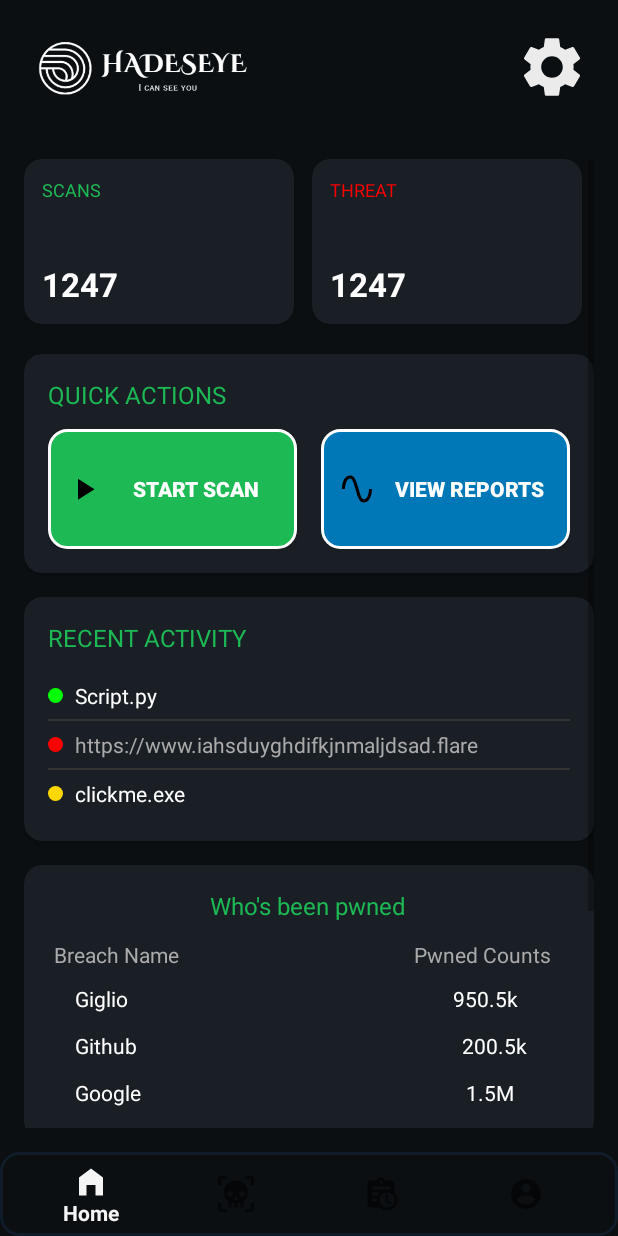
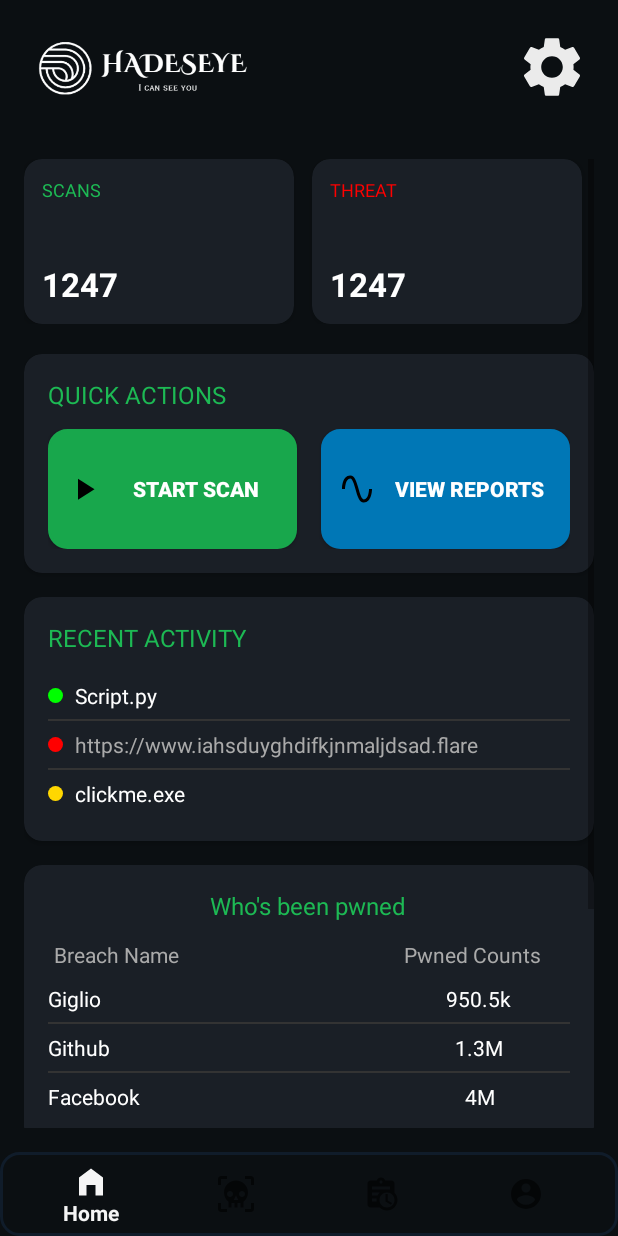
Before and after one commit to LaVenganzaDelLadron/HadesEyeAnalyzer, an Android app: the HomeFragment screen opened directly, with no data from a screen before it, on a phone screen of 412 x 824 dp. Run offline under Robolectric (Android 15) with nearby library versions, the phone set to English and light mode, and no system bars.

Commit message:
Initial Commit

```diff
--- a/app/src/main/res/drawable/blue_button.xml
+++ b/app/src/main/res/drawable/blue_button.xml
@@ -6,7 +6,7 @@
             <!-- Pressed state -->
             <item android:state_pressed="true">
                 <shape android:shape="rectangle">
-                    <solid android:color="#03045E"/> <!-- Darker green -->
+                    <solid android:color="#03045E"/>
                     <corners android:radius="12dp"/>
                     <stroke android:width="2dp" android:color="#FFFFFF"/> <!-- White outline -->
                 </shape>
@@ -15,7 +15,7 @@
             <!-- Default state -->
             <item>
                 <shape android:shape="rectangle">
-                    <solid android:color="#0077B6"/> <!-- Default green -->
+                    <solid android:color="#0077B6"/>
                     <corners android:radius="12dp"/>
                     <stroke android:width="2dp" android:color="#FFFFFF"/> <!-- White outline -->
                 </shape>
--- a/app/src/main/res/layout/fragment_home.xml
+++ b/app/src/main/res/layout/fragment_home.xml
@@ -191,6 +191,7 @@
                         android:layout_weight="1"
                         android:layout_marginEnd="8dp"
                         android:background="@drawable/green_button"
+                        android:backgroundTint="#18A74C"
                         android:gravity="center"
                         android:drawableLeft="@drawable/play"
                         android:drawablePadding="8dp"
@@ -208,6 +209,7 @@
                         android:layout_weight="1"
                         android:layout_marginStart="8dp"
                         android:background="@drawable/blue_button"
+                        android:backgroundTint="#0077B6"
                         android:gravity="center"
                         android:drawableLeft="@drawable/sine_wave"
                         android:drawablePadding="8dp"
@@ -352,30 +354,9 @@
                 <TextView
                     android:layout_width="wrap_content"
                     android:layout_height="wrap_content"
-                    android:text="Breach Name                                               Pwned Counts"
+                    android:text="Breach Name                                             Pwned Counts"
                     android:textColor="#AAAAAA"
                     android:padding="4dp" />
-
-                <!-- First Item -->
-                <LinearLayout
-                    android:layout_width="match_parent"
-                    android:layout_height="wrap_content"
-                    android:orientation="horizontal"
-                    android:gravity="center_vertical"
-                    android:paddingVertical="6dp">
-
-                    <View
-                        android:layout_width="10dp"
-                        android:layout_height="10dp"
-                        android:layout_marginEnd="8dp"/>
-
-                    <TextView
-                        android:layout_width="wrap_content"
-                        android:layout_height="wrap_content"
-                        android:text="Giglio                                                                 950.5k"
-                        android:textColor="#FFFFFF"
-                        android:textSize="14sp"/>
-                </LinearLayout>
 
                 <LinearLayout
                     android:layout_width="match_parent"
@@ -384,19 +365,20 @@
                     android:gravity="center_vertical"
                     android:paddingVertical="6dp">
 
-                    <View
-                        android:layout_width="10dp"
-                        android:layout_height="10dp"
-                        android:layout_marginEnd="8dp"/>
-
                     <TextView
                         android:layout_width="wrap_content"
                         android:layout_height="wrap_content"
-                        android:text="Github                                                                 200.5k"
+                        android:text="Giglio                                                                     950.5k"
                         android:textColor="#FFFFFF"
                         android:textSize="14sp"/>
                 </LinearLayout>
 
+                <View
+                    android:layout_width="match_parent"
+                    android:layout_height="1dp"
+                    android:background="#333333"/>
+
+                <!-- Second Item -->
                 <LinearLayout
                     android:layout_width="match_parent"
                     android:layout_height="wrap_content"
@@ -404,15 +386,31 @@
                     android:gravity="center_vertical"
                     android:paddingVertical="6dp">
 
-                    <View
-                        android:layout_width="10dp"
-                        android:layout_height="10dp"
-                        android:layout_marginEnd="8dp"/>
+                    <TextView
+                        android:layout_width="wrap_content"
+                        android:layout_height="wrap_content"
+                        android:text="Github                                                                     1.3M"
+                        android:textColor="#FFFFFF"
+                        android:textSize="14sp"/>
+                </LinearLayout>
+
+                <View
+                    android:layout_width="match_parent"
+                    android:layout_height="1dp"
+                    android:background="#333333"/>
+
+                <!-- Third Item -->
+                <LinearLayout
+                    android:layout_width="match_parent"
+                    android:layout_height="wrap_content"
+                    android:orientation="horizontal"
+                    android:gravity="center_vertical"
+                    android:paddingVertical="6dp">
 
                     <TextView
                         android:layout_width="wrap_content"
                         android:layout_height="wrap_content"
-                        android:text="Google                                                                 1.5M"
+                        android:text="Facebook                                                                 4M"
                         android:textColor="#FFFFFF"
                         android:textSize="14sp"/>
                 </LinearLayout>
```
